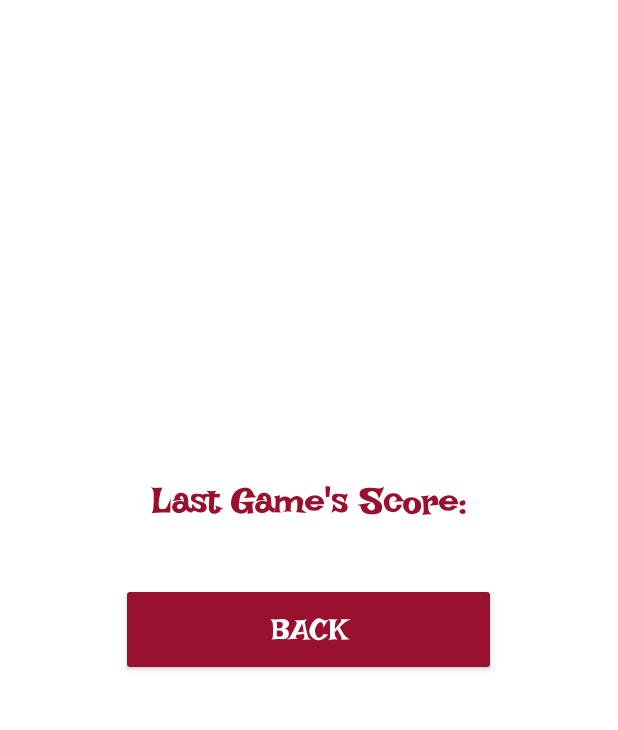
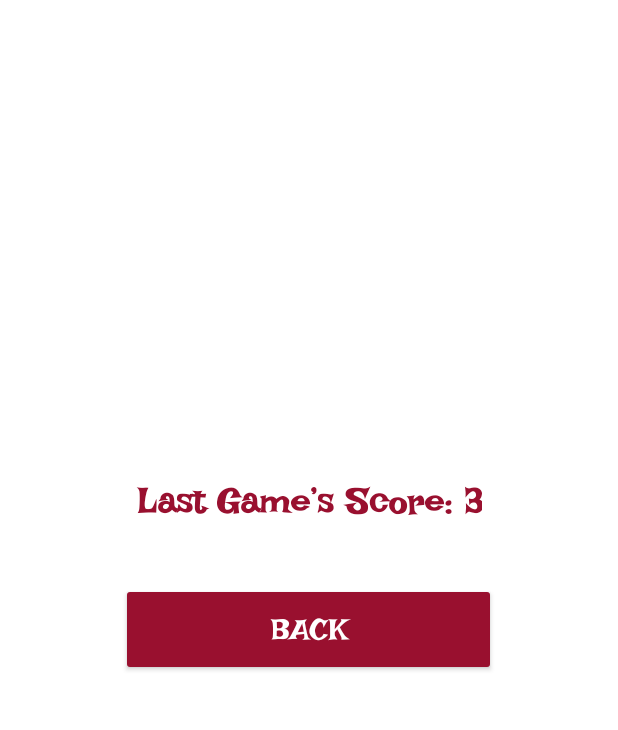
Before and after one commit to anurag-joshi11/quiz, an Android app built with Jetpack Compose: the ShowScoreActivity screen opened directly, with no data from a screen before it, on a phone screen of 412 x 824 dp, the part 79-809 px from its top. Run offline under Robolectric (Android 15) with nearby library versions, the phone set to English and light mode, and no system bars.

Commit message:
Score Screen now shows last game's score

```diff
--- a/app/src/main/java/com/example/quizapp/QuizActivity.kt
+++ b/app/src/main/java/com/example/quizapp/QuizActivity.kt
@@ -173,6 +173,11 @@ class QuizActivity : ComponentActivity() {
             putExtra("selectedAnswers", selectedAnswers)
         }
 
+        val sharedPreferences = getSharedPreferences("QuizGamePrefs", MODE_PRIVATE)
+        val editor = sharedPreferences.edit()
+        editor.putInt("LAST_SCORE", score) //
+        editor.apply()
+
         startActivity(intent)
         finish()
     }
--- a/app/src/main/java/com/example/quizapp/ResultsActivity.kt
+++ b/app/src/main/java/com/example/quizapp/ResultsActivity.kt
@@ -92,6 +92,9 @@ class ResultsActivity : ComponentActivity() {
             linearResults.addView(space)
         }
 
+
+
+
         // Set the button to finish the activity when clicked
         btnOK.setOnClickListener {
             finish()
--- a/app/src/main/java/com/example/quizapp/ShowScoreActivity.kt
+++ b/app/src/main/java/com/example/quizapp/ShowScoreActivity.kt
@@ -12,6 +12,14 @@ class ShowScoreActivity : ComponentActivity() {
 
         val btnBack: Button = findViewById(R.id.btnBack)
 
+        val sharedPreferences = getSharedPreferences("QuizGamePrefs", MODE_PRIVATE)
+        val lastScore = sharedPreferences.getInt("LAST_SCORE", 0) // Default score is 0 if no data found
+
+      // Assuming you have a TextView with id scoreTextView
+        val scoreTextView = findViewById<TextView>(R.id.tvScoreLabel)
+        scoreTextView.text = "Last Game’s Score: $lastScore"
+
+
         btnBack.setOnClickListener {
             finish() // This will close StartQuizActivity and return to the previous activity (MainActivity)
         }
```
